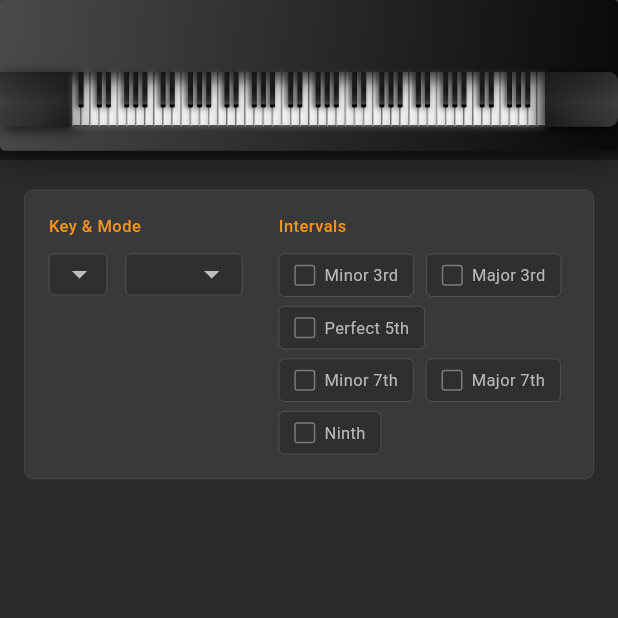
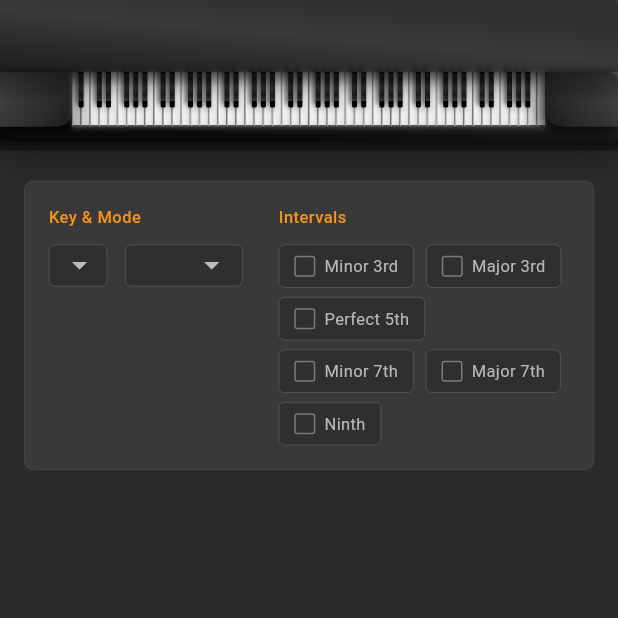
Before and after one commit to ejkreboot/diatonic, a Flutter app: the screen it shows after launch, on a phone screen of 412 x 824 dp, the top half of it. Run offline on Flutter 3.47's test engine with Material 3 defaults, Android fonts, the phone set to English and light mode, and no system bars; our stand-ins replace audioplayers; missing offline and left inert: window_size.

Commit message:
keyboard UI refinements

```diff
--- a/lib/widgets/piano_keyboard.dart
+++ b/lib/widgets/piano_keyboard.dart
@@ -1,4 +1,5 @@
 import 'package:flutter/material.dart';
+import 'dart:math' as math;
 
 class PianoKeyboard extends StatefulWidget {
   final void Function(String note) onKeyPressed;
@@ -50,16 +51,16 @@ class _PianoKeyboardState extends State<PianoKeyboard> with TickerProviderStateM
         return Container(
           decoration: BoxDecoration(
             gradient: const LinearGradient(
-              begin: Alignment.topLeft,
-              end: Alignment.centerRight,
+              begin: Alignment.topCenter,
+              end: Alignment.bottomCenter,
               colors: [
-                Color(0xFF4A4A4A), // Darker starting metallic gray at top-left
-                Color(0xFF3A3A3A), // Medium metallic gray
+                Color.fromARGB(255, 47, 47, 47), // Darker starting metallic gray at top-left
+                Color.fromARGB(255, 58, 58, 58), // Medium metallic gray
                 Color(0xFF2A2A2A), // Darker metallic gray
                 Color(0xFF1A1A1A), // Deep charcoal
                 Color(0xFF0A0A0A), // Very dark charcoal at center-right
               ],
-              stops: [0.0, 0.25, 0.5, 0.75, 1.0],
+              transform: GradientRotation(5 * math.pi / 180),
             ),
             borderRadius: BorderRadius.circular(containerRadius),
             boxShadow: [
@@ -78,7 +79,7 @@ class _PianoKeyboardState extends State<PianoKeyboard> with TickerProviderStateM
             ],
           ),
           child: Padding(
-            padding: const EdgeInsets.only(top: 48.0, bottom: 16.0), // Add 48px top padding, keep bottom padding
+            padding: const EdgeInsets.only(top: 48.0, bottom: 10.0), // Add 48px top padding, keep bottom padding
             child: AspectRatio(
               aspectRatio: whiteKeyCount / 4.6, // Restore proportional height based on key count
               child: Row(
@@ -88,6 +89,7 @@ class _PianoKeyboardState extends State<PianoKeyboard> with TickerProviderStateM
                   width: 48, // Increased width to match cheekBlockWidth
                   height: double.infinity, // Take full available height
                   decoration: BoxDecoration(
+                    borderRadius: BorderRadius.only(bottomRight: Radius.circular(10)),
                     gradient: const LinearGradient(
                       begin: Alignment.topLeft,
                       end: Alignment.bottomRight,
@@ -238,13 +240,13 @@ class _PianoKeyboardState extends State<PianoKeyboard> with TickerProviderStateM
                                           // Thin bottom border for scale notes (white keys)
                                           if (isInScale)
                                           Positioned(
-                                            bottom: 0,
+                                            bottom: -1,
                                             left: 0,
                                             right: 0,
                                             child: Container(
-                                              height: 2,
+                                              height: 4,
                                               decoration: BoxDecoration(
-                                                color: const Color(0xFF0084EF),
+                                                color: const Color(0x660084EF),
                                                 borderRadius: BorderRadius.only(
                                                   bottomLeft: Radius.circular(keyRadius),
                                                   bottomRight: Radius.circular(keyRadius),
@@ -280,11 +282,11 @@ class _PianoKeyboardState extends State<PianoKeyboard> with TickerProviderStateM
                                           ],
                                           stops: const [0.0, 0.6, 1.0],
                                         )
-                                      : LinearGradient(
-                                          begin: Alignment.topCenter,
-                                          end: Alignment.bottomCenter,
+                                      : RadialGradient(
+                                          center: Alignment(0,-0.15),
+                                          radius: 3.0,
                                           colors: [
-                                            const Color(0xFF4A4A4A),
+                                            const Color.fromARGB(255, 45, 45, 45),
                                             const Color(0xFF2A2A2A),
                                             const Color(0xFF1A1A1A),
                                             const Color.fromARGB(255, 51, 51, 53),
@@ -302,7 +304,7 @@ class _PianoKeyboardState extends State<PianoKeyboard> with TickerProviderStateM
                                       BoxShadow(
                                         color: Colors.black.withValues(alpha: 0.6),
                                         blurRadius: isActive ? 0 : 2,
-                                        offset: isActive ? const Offset(0, 0) : const Offset(-2, 0),
+                                        offset: isActive ? const Offset(0, 0) : const Offset(-2, -2),
                                       ),
                                       BoxShadow(
                                         color: Colors.black.withValues(alpha: 0.3),
@@ -347,14 +349,15 @@ class _PianoKeyboardState extends State<PianoKeyboard> with TickerProviderStateM
                                           // Scale note indicator for black keys
                                           if (isInScale)
                                             Positioned(
-                                              bottom: 2, // Moved up 2 pixels from the bottom
-                                              left: actualBlackKeyWidth * 0.15, // Add horizontal margin for narrower highlight
+                                              bottom: actualBlackKeyHeight * 0.15, // Moved up 2 pixels from the bottom
+                                              left: actualBlackKeyWidth * 0.13, // Add horizontal margin for narrower highlight
                                               right: actualBlackKeyWidth * 0.15,
                                               child: Container(
-                                                height: 1.5, // Restored to 1.5px height
+                                                height: 3, // Restored to 1.5px height
                                                 decoration: BoxDecoration(
-                                                  color: const Color(0xFF0084EF),
-                                                  borderRadius: BorderRadius.circular(keyRadius * 0.3),
+                                                  color: const Color(0x660084EF),
+                                                  borderRadius: BorderRadius.circular(2)
+
                                                 ),
                                               ),
                                             ),
@@ -451,6 +454,7 @@ class _PianoKeyboardState extends State<PianoKeyboard> with TickerProviderStateM
                   width: 48, // Increased width to match cheekBlockWidth
                   height: double.infinity, // Take full available height
                   decoration: BoxDecoration(
+                    borderRadius: BorderRadius.only(bottomLeft: Radius.circular(10)),
                     gradient: const LinearGradient(
                       begin: Alignment.topRight,
                       end: Alignment.bottomLeft,
@@ -461,10 +465,6 @@ class _PianoKeyboardState extends State<PianoKeyboard> with TickerProviderStateM
                         Color(0xFF1A1A1A), // Dark charcoal at bottom-left
                       ],
                       stops: [0.0, 0.3, 0.7, 1.0],
-                    ),
-                    borderRadius: const BorderRadius.only(
-                      topRight: Radius.circular(6),
-                      bottomRight: Radius.circular(6),
                     ),
                     boxShadow: [
                       // Main dimensional shadow
```
